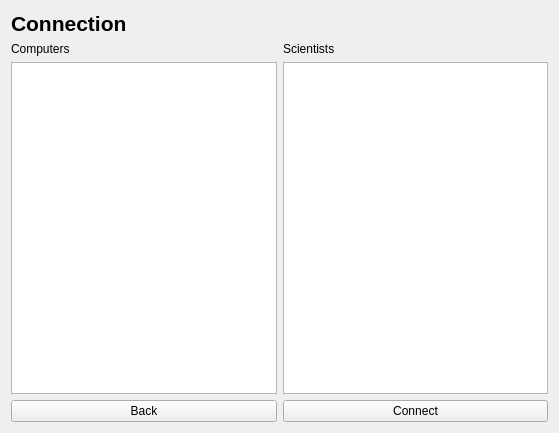
The window that connection.ui (AndriM/Vika3) describes before a commit, drawn with Qt 5.
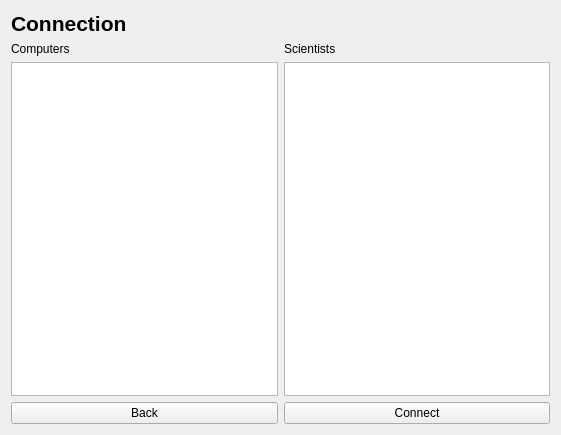
The same window after the commit.

The edit to the form file:
```diff
--- a/connection.ui
+++ b/connection.ui
@@ -6,8 +6,8 @@
    <rect>
     <x>0</x>
     <y>0</y>
-    <width>559</width>
-    <height>433</height>
+    <width>561</width>
+    <height>435</height>
    </rect>
   </property>
   <property name="font">
```
Left out of the diff: 24 changed lines with no effect on the pictures.
